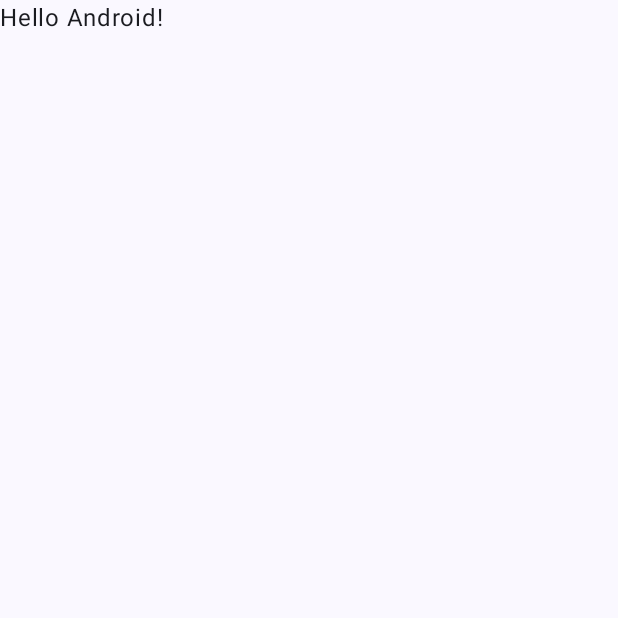
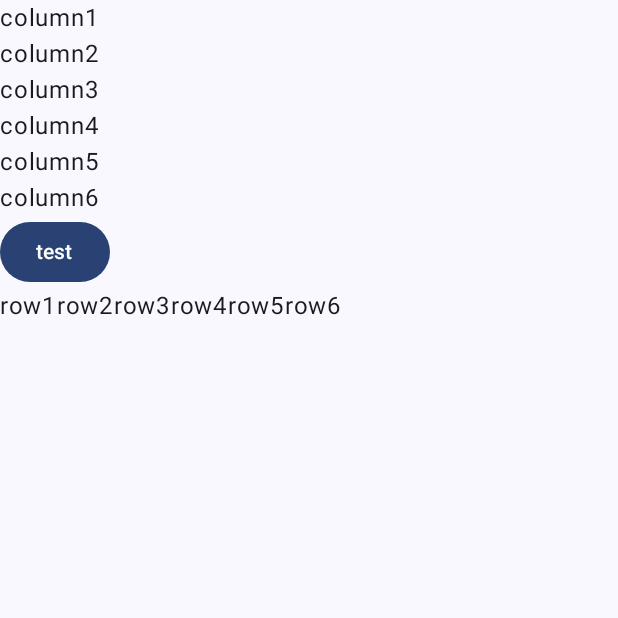
Before and after one commit to kolpsmomo/aspect, an Android app built with Jetpack Compose: the screen it shows after launch (MainActivity), on a phone screen of 412 x 824 dp, the top half of it. Before the commit the part shown is almost empty. Run offline under Robolectric (Android 15) with nearby library versions, the phone set to English and light mode, and no system bars.

Commit message:
Начало интерфейса

```diff
--- a/app/src/main/java/com/aspectseries/myapplication/MainActivity.kt
+++ b/app/src/main/java/com/aspectseries/myapplication/MainActivity.kt
@@ -4,44 +4,56 @@ import android.os.Bundle
 import androidx.activity.ComponentActivity
 import androidx.activity.compose.setContent
 import androidx.activity.enableEdgeToEdge
-import androidx.compose.foundation.layout.fillMaxSize
+import androidx.compose.foundation.layout.Column
+import androidx.compose.foundation.layout.Row
 import androidx.compose.foundation.layout.padding
+import androidx.compose.material3.Button
 import androidx.compose.material3.Scaffold
 import androidx.compose.material3.Text
 import androidx.compose.runtime.Composable
 import androidx.compose.ui.Modifier
 import androidx.compose.ui.tooling.preview.Preview
-import com.aspectseries.myapplication.ui.theme.AspectTheme
 
 class MainActivity : ComponentActivity() {
+    @Composable
+    @Preview(showSystemUi = true, showBackground = true)
+    fun MainScreen() {
+        AspectTheme {
+            Scaffold { innerPadding ->
+                Column(Modifier.padding(innerPadding)) {
+                    Column {
+                        Text("column1")
+                        Text("column2")
+                        Text("column3")
+                        Text("column4")
+                        Text("column5")
+                        Text("column6")
+
+                        Button(onClick = {
+                            println("tewszdtestgserghsehgf;nersbuiseafb sr")
+                        }) {
+                            Text("test")
+                        }
+                    }
+
+                    Row {
+                        Text("row1")
+                        Text("row2")
+                        Text("row3")
+                        Text("row4")
+                        Text("row5")
+                        Text("row6")
+                    }
+                }
+            }
+        }
+    }
+
     override fun onCreate(savedInstanceState: Bundle?) {
         super.onCreate(savedInstanceState)
         enableEdgeToEdge()
         setContent {
-            AspectTheme {
-                Scaffold(modifier = Modifier.fillMaxSize()) { innerPadding ->
-                    Greeting(
-                        name = "Android",
-                        modifier = Modifier.padding(innerPadding)
-                    )
-                }
-            }
+            MainScreen()
         }
     }
 }
-
-@Composable
-fun Greeting(name: String, modifier: Modifier = Modifier) {
-    Text(
-        text = "Hello $name!",
-        modifier = modifier
-    )
-}
-
-@Preview(showBackground = true)
-@Composable
-fun GreetingPreview() {
-    AspectTheme {
-        Greeting("Android")
-    }
-}
--- a/app/src/main/java/com/aspectseries/myapplication/ui/theme/Theme.kt
+++ b/app/src/main/java/com/aspectseries/myapplication/Theme.kt
@@ -1,6 +1,5 @@
-package com.aspectseries.myapplication.ui.theme
+package com.aspectseries.myapplication
 
-import android.app.Activity
 import android.os.Build
 import androidx.compose.foundation.isSystemInDarkTheme
 import androidx.compose.material3.MaterialTheme
@@ -10,28 +9,6 @@ import androidx.compose.material3.dynamicLightColorScheme
 import androidx.compose.material3.lightColorScheme
 import androidx.compose.runtime.Composable
 import androidx.compose.ui.platform.LocalContext
-
-private val DarkColorScheme = darkColorScheme(
-    primary = Purple80,
-    secondary = PurpleGrey80,
-    tertiary = Pink80
-)
-
-private val LightColorScheme = lightColorScheme(
-    primary = Purple40,
-    secondary = PurpleGrey40,
-    tertiary = Pink40
-
-    /* Other default colors to override
-    background = Color(0xFFFFFBFE),
-    surface = Color(0xFFFFFBFE),
-    onPrimary = Color.White,
-    onSecondary = Color.White,
-    onTertiary = Color.White,
-    onBackground = Color(0xFF1C1B1F),
-    onSurface = Color(0xFF1C1B1F),
-    */
-)
 
 @Composable
 fun AspectTheme(
@@ -46,13 +23,12 @@ fun AspectTheme(
             if (darkTheme) dynamicDarkColorScheme(context) else dynamicLightColorScheme(context)
         }
 
-        darkTheme -> DarkColorScheme
-        else -> LightColorScheme
+        darkTheme -> darkColorScheme()
+        else -> lightColorScheme()
     }
 
     MaterialTheme(
         colorScheme = colorScheme,
-        typography = Typography,
         content = content
     )
 }
--- a/app/src/main/java/com/aspectseries/myapplication/ui/theme/Color.kt
+++ /dev/null
@@ -1,11 +0,0 @@
-package com.aspectseries.myapplication.ui.theme
-
-import androidx.compose.ui.graphics.Color
-
-val Purple80 = Color(0xFFD0BCFF)
-val PurpleGrey80 = Color(0xFFCCC2DC)
-val Pink80 = Color(0xFFEFB8C8)
-
-val Purple40 = Color(0xFF6650a4)
-val PurpleGrey40 = Color(0xFF625b71)
-val Pink40 = Color(0xFF7D5260)
--- a/app/src/main/java/com/aspectseries/myapplication/ui/theme/Type.kt
+++ /dev/null
@@ -1,34 +0,0 @@
-package com.aspectseries.myapplication.ui.theme
-
-import androidx.compose.material3.Typography
-import androidx.compose.ui.text.TextStyle
-import androidx.compose.ui.text.font.FontFamily
-import androidx.compose.ui.text.font.FontWeight
-import androidx.compose.ui.unit.sp
-
-// Set of Material typography styles to start with
-val Typography = Typography(
-    bodyLarge = TextStyle(
-        fontFamily = FontFamily.Default,
-        fontWeight = FontWeight.Normal,
-        fontSize = 16.sp,
-        lineHeight = 24.sp,
-        letterSpacing = 0.5.sp
-    )
-    /* Other default text styles to override
-    titleLarge = TextStyle(
-        fontFamily = FontFamily.Default,
-        fontWeight = FontWeight.Normal,
-        fontSize = 22.sp,
-        lineHeight = 28.sp,
-        letterSpacing = 0.sp
-    ),
-    labelSmall = TextStyle(
-        fontFamily = FontFamily.Default,
-        fontWeight = FontWeight.Medium,
-        fontSize = 11.sp,
-        lineHeight = 16.sp,
-        letterSpacing = 0.5.sp
-    )
-    */
-)
```
